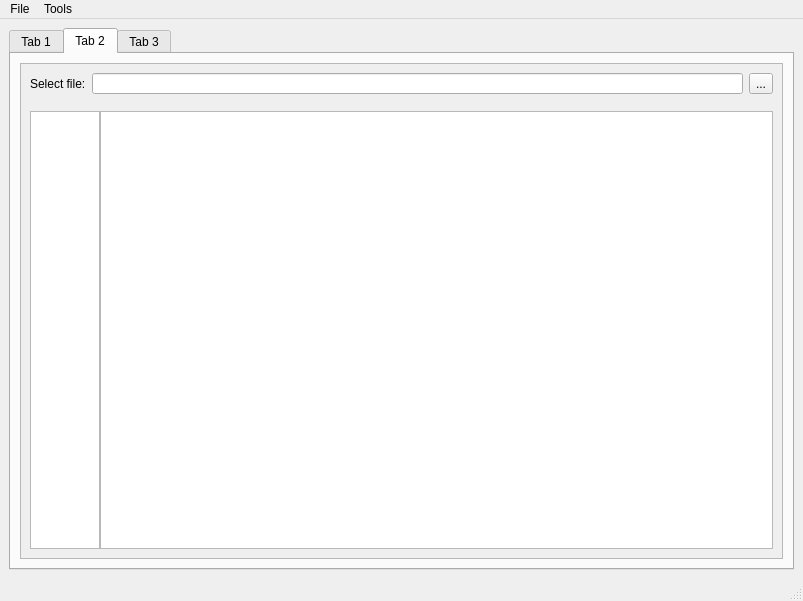
mramagu/Fortran-to-Python-Wrapper, file fparser_GUI/Ejemplos_GUI/Window.ui: the form before one commit.
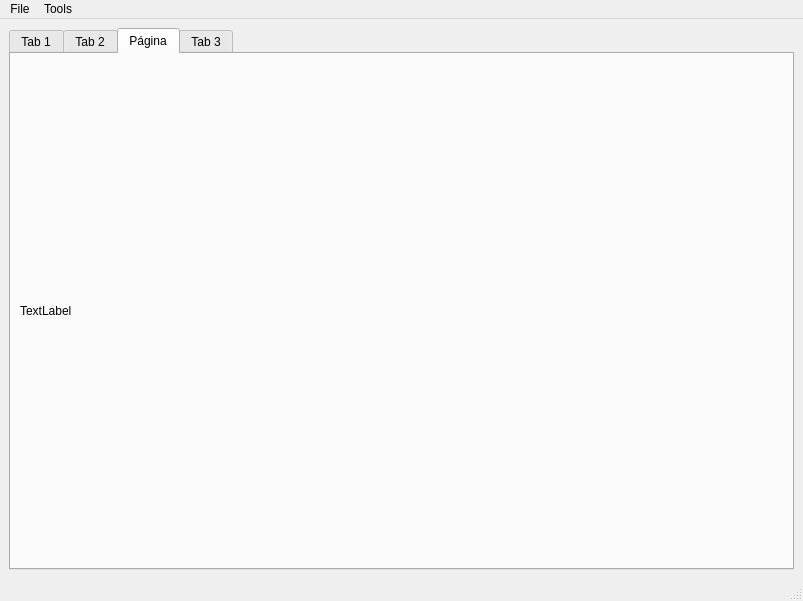
The form after the commit.

```diff
--- a/fparser_GUI/Ejemplos_GUI/Window.ui
+++ b/fparser_GUI/Ejemplos_GUI/Window.ui
@@ -26,9 +26,9 @@
      <verstretch>0</verstretch>
     </sizepolicy>
    </property>
-   <layout class="QHBoxLayout" name="horizontalLayout_2">
+   <layout class="QVBoxLayout" name="verticalLayout_7">
     <item>
-     <widget class="QTabWidget" name="tabWidget">
+     <widget class="QTabWidget" name="TabWidget">
       <property name="sizePolicy">
        <sizepolicy hsizetype="Preferred" vsizetype="Preferred">
         <horstretch>0</horstretch>
@@ -36,7 +36,7 @@
        </sizepolicy>
       </property>
       <property name="currentIndex">
-       <number>1</number>
+       <number>2</number>
       </property>
       <widget class="QWidget" name="tab">
        <attribute name="title">
@@ -267,6 +267,20 @@
         </item>
        </layout>
       </widget>
+      <widget class="QWidget" name="CodeEditor">
+       <attribute name="title">
+        <string>Página</string>
+       </attribute>
+       <layout class="QVBoxLayout" name="verticalLayout_2">
+        <item>
+         <widget class="QLabel" name="label_4">
+          <property name="text">
+           <string>TextLabel</string>
+          </property>
+         </widget>
+        </item>
+       </layout>
+      </widget>
       <widget class="QWidget" name="tab_3">
        <attribute name="title">
         <string>Tab 3</string>
```
